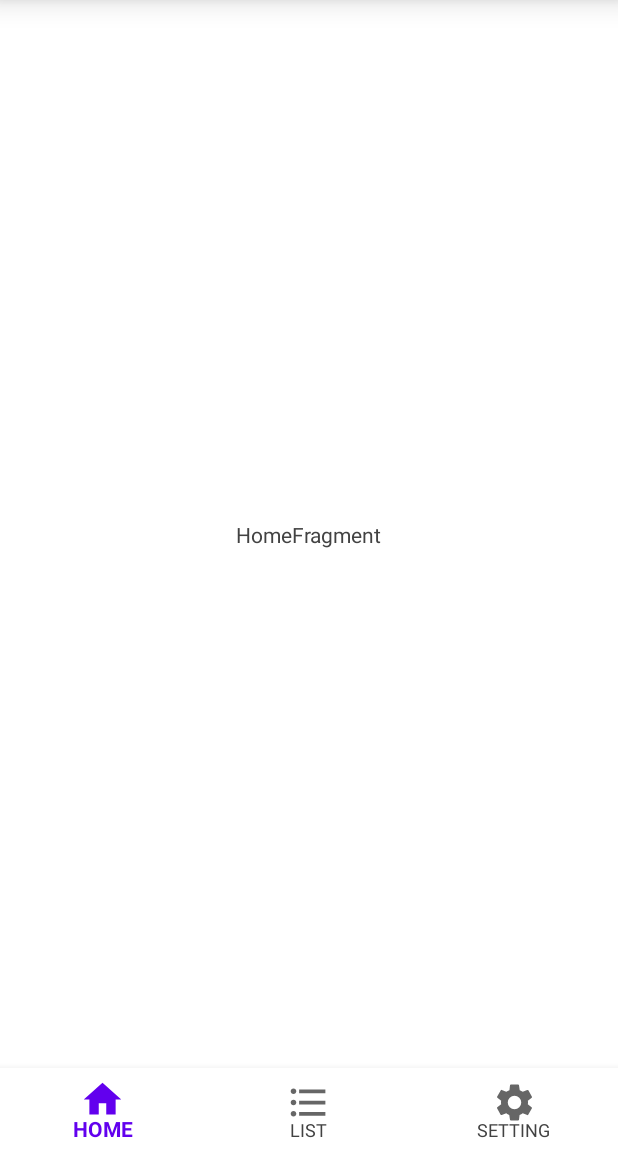
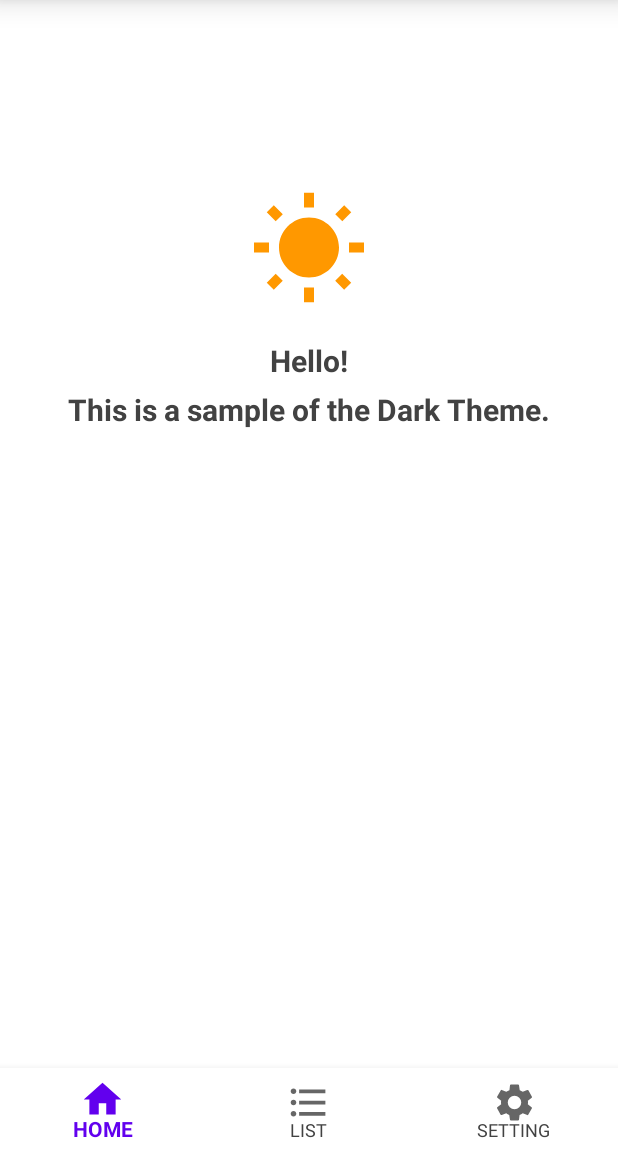
Before and after one commit to askldfghj/DarkThemeSample, an Android app: the screen it shows after launch (MainActivity), on a phone screen of 412 x 824 dp, the part 84-1236 px from its top. Run offline under Robolectric (Android 15) with nearby library versions, the phone set to English and light mode, and no system bars; our stand-ins replace data binding.

Commit message:
set icon in HomeFragment

```diff
--- /dev/null
+++ b/app/src/main/res/drawable-night/ic_mode.xml
@@ -0,0 +1,9 @@
+<vector xmlns:android="http://schemas.android.com/apk/res/android"
+        android:width="24dp"
+        android:height="24dp"
+        android:viewportWidth="24.0"
+        android:viewportHeight="24.0">
+    <path
+        android:fillColor="@color/modeIconColor"
+        android:pathData="M10,2c-1.82,0 -3.53,0.5 -5,1.35C7.99,5.08 10,8.3 10,12s-2.01,6.92 -5,8.65C6.47,21.5 8.18,22 10,22c5.52,0 10,-4.48 10,-10S15.52,2 10,2z"/>
+</vector>
--- /dev/null
+++ b/app/src/main/res/drawable/ic_mode.xml
@@ -0,0 +1,9 @@
+<vector xmlns:android="http://schemas.android.com/apk/res/android"
+        android:width="24dp"
+        android:height="24dp"
+        android:viewportWidth="24.0"
+        android:viewportHeight="24.0">
+    <path
+        android:fillColor="@color/modeIconColor"
+        android:pathData="M6.76,4.84l-1.8,-1.79 -1.41,1.41 1.79,1.79 1.42,-1.41zM4,10.5L1,10.5v2h3v-2zM13,0.55h-2L11,3.5h2L13,0.55zM20.45,4.46l-1.41,-1.41 -1.79,1.79 1.41,1.41 1.79,-1.79zM17.24,18.16l1.79,1.8 1.41,-1.41 -1.8,-1.79 -1.4,1.4zM20,10.5v2h3v-2h-3zM12,5.5c-3.31,0 -6,2.69 -6,6s2.69,6 6,6 6,-2.69 6,-6 -2.69,-6 -6,-6zM11,22.45h2L13,19.5h-2v2.95zM3.55,18.54l1.41,1.41 1.79,-1.8 -1.41,-1.41 -1.79,1.8z"/>
+</vector>
--- a/app/src/main/res/layout/home_fragment.xml
+++ b/app/src/main/res/layout/home_fragment.xml
@@ -11,16 +11,36 @@
         android:background="@color/colorBackground"
         >
 
+        <ImageView
+            android:id="@+id/mode_icon"
+            android:layout_width="80dp"
+            android:layout_height="80dp"
+            android:src="@drawable/ic_mode"
+            app:layout_constraintBottom_toBottomOf="parent"
+            app:layout_constraintEnd_toEndOf="parent"
+            app:layout_constraintStart_toStartOf="parent"
+            app:layout_constraintTop_toTopOf="parent"
+            app:layout_constraintVertical_bias="0.2"
+            tools:ignore="ContentDescription"
+            />
+
         <TextView
+            android:id="@+id/hello_text"
             android:layout_width="wrap_content"
             android:layout_height="wrap_content"
-            android:text="HomeFragment"
+            android:layout_marginStart="5dp"
+            android:layout_marginTop="20dp"
+            android:layout_marginEnd="5dp"
+            android:gravity="center"
+            android:lineSpacingMultiplier="1.35"
+            android:text="@string/home_hello"
             android:textColor="@color/textColor"
-            app:layout_constraintBottom_toBottomOf="parent"
+            android:textSize="@dimen/text_size_20sp"
+            android:textStyle="bold"
             app:layout_constraintLeft_toLeftOf="parent"
             app:layout_constraintRight_toRightOf="parent"
-            app:layout_constraintTop_toTopOf="parent"
+            app:layout_constraintTop_toBottomOf="@id/mode_icon"
+            app:layout_constraintVertical_bias="0.35"
             />
-
     </androidx.constraintlayout.widget.ConstraintLayout>
 </layout>
--- a/app/src/main/res/values-night/colors.xml
+++ b/app/src/main/res/values-night/colors.xml
@@ -18,4 +18,6 @@
     <color name="textColor">#FFFFFF</color>
 
     <color name="bottomMenuBackGroundColor">@color/colorContents</color>
+
+    <color name="modeIconColor">#2196F3</color>
 </resources>
--- a/app/src/main/res/values/colors.xml
+++ b/app/src/main/res/values/colors.xml
@@ -25,4 +25,6 @@
     <color name="bottomMenuColorActivated">@color/colorPrimary</color>
     <color name="bottomMenuColorInActivated">@color/textColor</color>
     <color name="bottomMenuBackGroundColor">@color/colorBackground</color>
+
+    <color name="modeIconColor">#FF9800</color>
 </resources>
--- /dev/null
+++ b/app/src/main/res/values/dimens.xml
@@ -0,0 +1,4 @@
+<?xml version="1.0" encoding="utf-8"?>
+<resources>
+    <dimen name="text_size_20sp">20sp</dimen>
+</resources>
--- a/app/src/main/res/values/strings.xml
+++ b/app/src/main/res/values/strings.xml
@@ -4,4 +4,6 @@
     <string name="bottom_menu_home">HOME</string>
     <string name="bottom_menu_list">LIST</string>
     <string name="bottom_menu_setting">SETTING</string>
+
+    <string name="home_hello">Hello!\nThis is a sample of the Dark Theme.</string>
 </resources>
```
